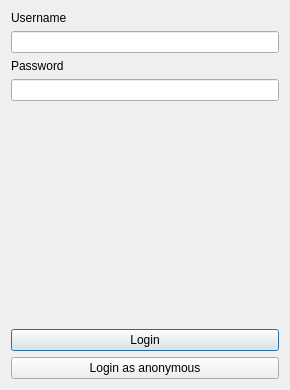
Qt form src/HuggleLite/login.ui (huggle/huggle-lite) before a commit.
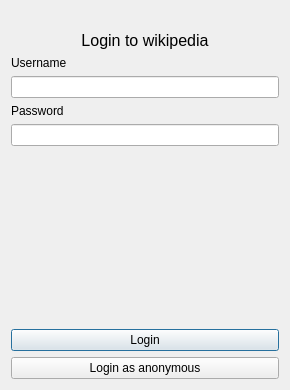
The same form after that commit. Icons and pictures are not drawn.

```diff
--- a/src/HuggleLite/login.ui
+++ b/src/HuggleLite/login.ui
@@ -14,6 +14,37 @@
    <string>Login</string>
   </property>
   <layout class="QVBoxLayout" name="verticalLayout">
+   <item>
+    <widget class="QLabel" name="label_2">
+     <property name="text">
+      <string/>
+     </property>
+     <property name="pixmap">
+      <pixmap resource="pictures.qrc">:/huggle/pictures/deps/huggle3-qt-lx/huggle/Resources/huggle3_logo.png</pixmap>
+     </property>
+     <property name="scaledContents">
+      <bool>false</bool>
+     </property>
+     <property name="alignment">
+      <set>Qt::AlignCenter</set>
+     </property>
+    </widget>
+   </item>
+   <item>
+    <widget class="QLabel" name="label">
+     <property name="font">
+      <font>
+       <pointsize>12</pointsize>
+      </font>
+     </property>
+     <property name="text">
+      <string>Login to wikipedia</string>
+     </property>
+     <property name="alignment">
+      <set>Qt::AlignCenter</set>
+     </property>
+    </widget>
+   </item>
    <item>
     <widget class="QLabel" name="lUsername">
      <property name="text">
```
Left out of the diff: 4 changed lines with no effect on the pictures.
